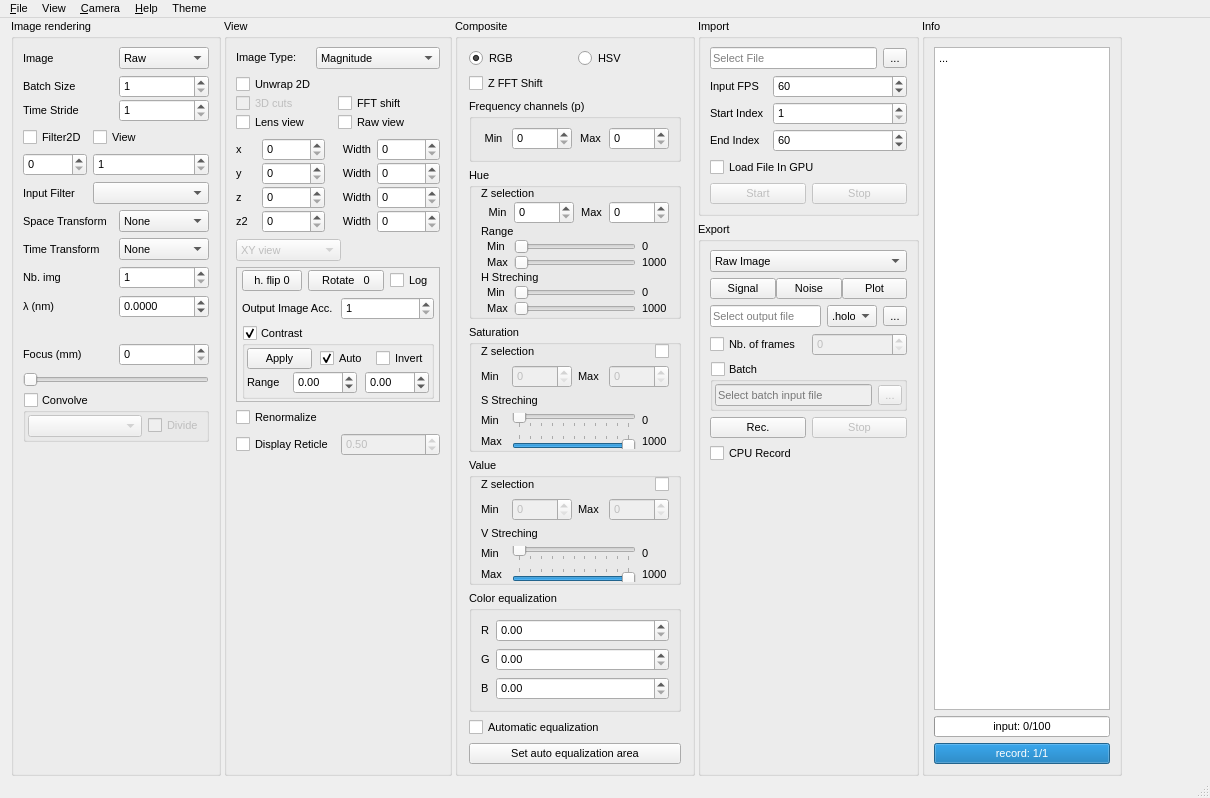
Before: the Qt Designer form Holovibes/mainwindow.ui in DigitalHolography/Holovibes, drawn with Qt 5.
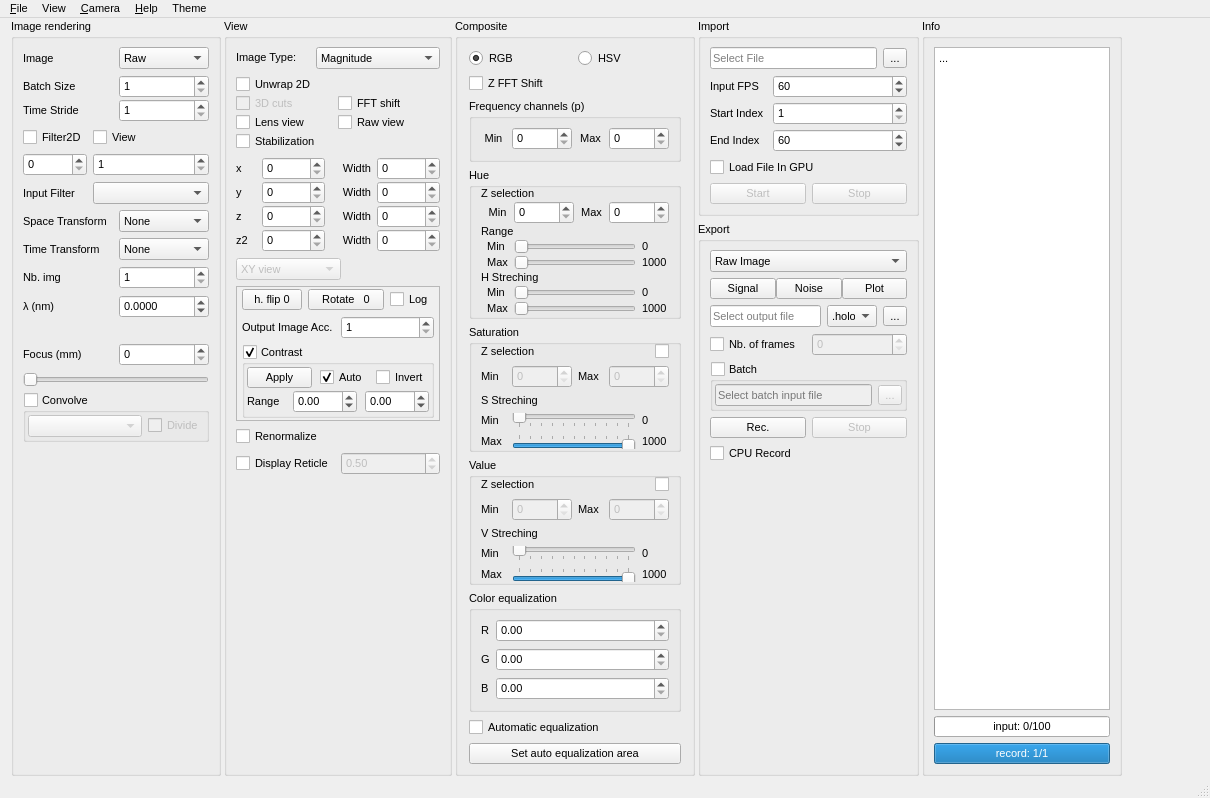
After: the same form once the commit is applied. Custom widgets are drawn as their Qt base class.

Commit message: feat: Adding the Stabilization in the front end, created a checkbox + created API functions to insert the corresponding functions into the pipe. Logging a warning for now because no functions is inserted.

Patch:
```diff
--- a/Holovibes/mainwindow.ui
+++ b/Holovibes/mainwindow.ui
@@ -1452,6 +1452,16 @@
              </property>
             </widget>
            </item>
+           <item row="7" column="1" colspan="2">
+            <widget class="QCheckBox" name="StabilizationCheckBox">
+             <property name="toolTip">
+              <string>Stabilize the image</string>
+             </property>
+             <property name="text">
+              <string>Stabilization</string>
+             </property>
+            </widget>
+           </item>
           </layout>
          </item>
          <item row="15" column="0" colspan="2">
```
Left out of the diff: 17 changed lines with no effect on the pictures. The commit also changes 11 other files.
